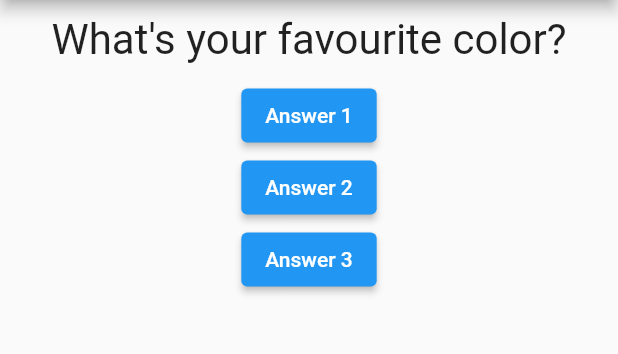
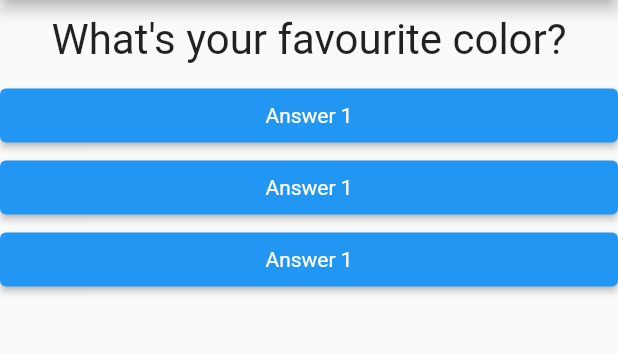
Before and after one commit to aroran1/flutter-notes, a Flutter app: the screen it shows after launch, on a phone screen of 412 x 824 dp, the part 84-438 px from its top. Run offline on Flutter 3.47's test engine with Material 2 defaults, Android fonts, the phone set to English and light mode, and no system bars.

Commit message:
added answer.dart

```diff
--- /dev/null
+++ b/first_flutter_app/lib/answer.dart
@@ -0,0 +1,25 @@
+import 'package:flutter/material.dart';
+
+class Answer extends StatelessWidget {
+  final Function selectHandler;
+
+  Answer(this.selectHandler);
+
+  @override
+  Widget build(BuildContext context) {
+    return Container(
+      width: double.infinity,
+      child: ElevatedButton(
+        // color: Colors.blue,
+        // style: ButtonStyle(
+        //     backgroundColor: MaterialStateProperty.all<Color>(Colors.blue)),
+        style: ElevatedButton.styleFrom(
+          primary: Colors.blue,
+          textStyle: TextStyle(color: Colors.white),
+        ),
+        child: Text('Answer 1'),
+        onPressed: selectHandler,
+      ),
+    );
+  }
+}
--- a/first_flutter_app/lib/main.dart
+++ b/first_flutter_app/lib/main.dart
@@ -1,6 +1,7 @@
 import 'package:flutter/material.dart';
 
 import './question.dart';
+import './answer.dart';
 
 // void main() {
 //   runApp(MyApp());
@@ -41,19 +42,9 @@ class _MyAppState extends State<MyApp> {
         body: Column(
           children: <Widget>[
             Question(questions[_questionIndex]),
-            ElevatedButton(
-              child: Text('Answer 1'),
-              onPressed:
-                  _answerQuestion, // we are passing the name of the function as a pointer instead od the result of the function
-            ),
-            ElevatedButton(
-              child: Text('Answer 2'),
-              onPressed: _answerQuestion,
-            ),
-            ElevatedButton(
-              child: Text('Answer 3'),
-              onPressed: _answerQuestion,
-            )
+            Answer(_answerQuestion),
+            Answer(_answerQuestion),
+            Answer(_answerQuestion),
           ],
         ),
       ),
```
Also changed, not shown: 2 other files.
